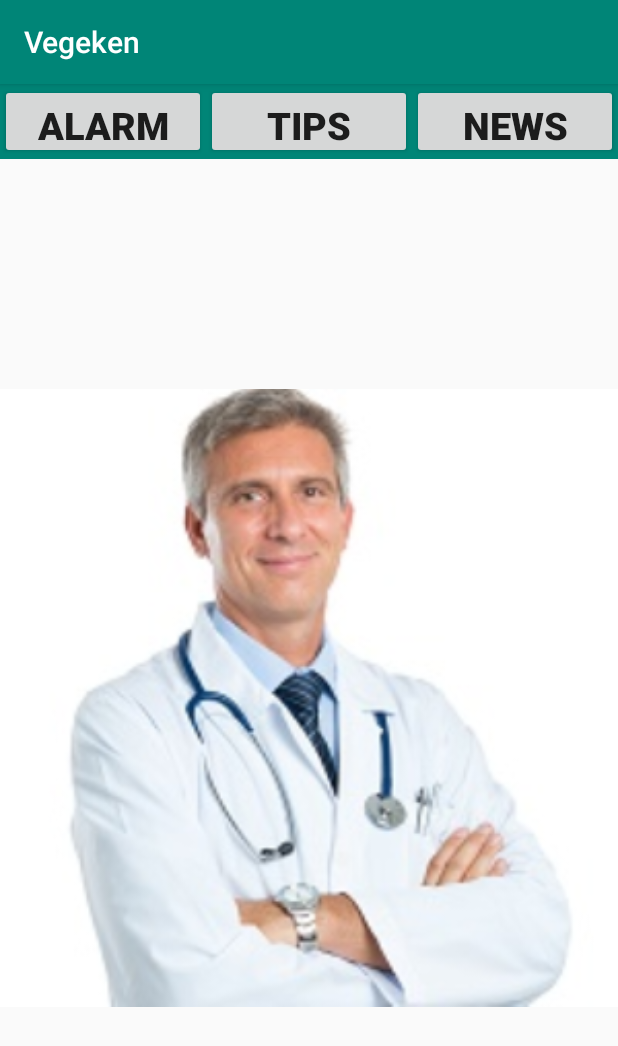
After one commit to ztangaj/Vegeken, an Android app: the Info screen opened directly, with no data from a screen before it, on a phone screen of 412 x 824 dp. The commit adds this screen. Shown: the top 1046 px of the screen. Run offline under Robolectric (Android 15) with nearby library versions, the phone set to English and light mode, and no system bars.

Commit message:
add info and renew map key

```diff
--- a/app/src/debug/res/values/google_maps_api.xml
+++ b/app/src/debug/res/values/google_maps_api.xml
@@ -20,5 +20,5 @@
     Once you have your key (it starts with "AIza"), replace the "google_maps_key"
     string in this file.
     -->
-    <string name="google_maps_key" templateMergeStrategy="preserve" translatable="false">AIzaSyBPQPR1SxHJnVQNHFzhS0xNto4F23Fa6EM</string>
+    <string name="google_maps_key" templateMergeStrategy="preserve" translatable="false">AIzaSyDEBWh-SL0gb0o1D9A1HPRgMSMNSgbZ1EA</string>
 </resources>
--- a/app/src/main/AndroidManifest.xml
+++ b/app/src/main/AndroidManifest.xml
@@ -18,6 +18,10 @@
         android:roundIcon="@mipmap/ic_launcher_round"
         android:supportsRtl="true"
         android:theme="@style/AppTheme">
+		<activity android:name=".Alarm"></activity>
+        <activity android:name=".News" />
+        <activity android:name=".Tips" />
+        <activity android:name=".Info" />
 
         <!--
              The API key for Google Maps-based APIs is defined as a string resource.
--- /dev/null
+++ b/app/src/main/java/com/example/vegeken/Info.java
@@ -0,0 +1,50 @@
+package com.example.vegeken;
+
+import androidx.appcompat.app.AppCompatActivity;
+
+import android.content.Intent;
+import android.os.Bundle;
+import android.view.View;
+import android.widget.TextView;
+
+public class Info extends AppCompatActivity {
+    private TextView tips, news, alarm;
+
+    @Override
+    protected void onCreate(Bundle savedInstanceState) {
+        super.onCreate(savedInstanceState);
+        setContentView(R.layout.activity_info);
+
+        tips =  findViewById(R.id.tips);
+        news =  findViewById(R.id.news);
+        alarm = findViewById(R.id.alarm);
+
+        tips.setOnClickListener(new View.OnClickListener() {
+            @Override
+            public void onClick(View v) {
+                Intent intent = new Intent(Info.this,Tips.class);
+                startActivity(intent);
+            }
+        });
+
+        news.setOnClickListener(new View.OnClickListener() {
+            @Override
+            public void onClick(View v) {
+                Intent intent = new Intent(Info.this, News.class);
+                startActivity(intent);
+            }
+        });
+
+        alarm.setOnClickListener(new View.OnClickListener() {
+            @Override
+            public void onClick(View v) {
+                Intent intent = new Intent(Info.this, Alarm.class);
+                startActivity(intent);
+            }
+        });
+
+    }
+
+
+
+}
--- /dev/null
+++ b/app/src/main/res/layout/activity_info.xml
@@ -0,0 +1,56 @@
+<?xml version="1.0" encoding="utf-8"?>
+<LinearLayout xmlns:android="http://schemas.android.com/apk/res/android"
+    android:layout_width="match_parent"
+    android:layout_height="match_parent"
+    android:orientation="vertical"
+    >
+
+    <LinearLayout
+        android:orientation="horizontal"
+        android:id="@+id/tab_bar"
+        android:layout_width="match_parent"
+        android:layout_height="wrap_content"
+        android:background="?attr/colorPrimary"
+        android:baselineAligned="false" >
+
+
+        <Button
+            android:orientation="horizontal"
+            android:id="@+id/alarm"
+            android:layout_width="0dp"
+            android:layout_weight="1"
+            android:layout_height="50dp"
+            android:layout_gravity="center"
+            android:text="Alarm"
+            android:textSize="25dp"
+            android:textStyle="bold" />
+
+        <Button
+            android:id="@+id/tips"
+            android:layout_width="0dp"
+            android:layout_weight="1"
+            android:layout_height="50dp"
+            android:layout_gravity="center"
+            android:orientation="horizontal"
+            android:text="Tips"
+            android:textSize="25dp"
+            android:textStyle="bold" />
+
+        <Button
+            android:id="@+id/news"
+            android:layout_width="0dp"
+            android:layout_weight="1"
+            android:layout_height="50dp"
+            android:layout_gravity="center"
+            android:orientation="horizontal"
+            android:text="News"
+            android:textSize="25dp"
+            android:textStyle="bold" />
+
+    </LinearLayout>
+    <ImageView
+        android:layout_width="match_parent"
+        android:layout_height="match_parent"
+        android:src = "@drawable/happydoctor"/>
+
+</LinearLayout>
```
Also changed, not shown: app/src/main/java/com/example/vegeken/Alarm.java (added, +14 -0 lines), app/src/main/java/com/example/vegeken/News.java (added, +14 -0 lines), app/src/main/java/com/example/vegeken/Tips.java (added, +14 -0 lines), app/src/main/java/com/example/vegeken/ui/home/HomeFragment.java (+15 -0 lines), app/src/main/res/layout/activity_alarm.xml (added, +14 -0 lines), app/src/main/res/layout/activity_news.xml (added, +14 -0 lines), app/src/main/res/layout/activity_tips.xml (added, +12 -0 lines), app/src/main/res/drawable-v24/d6928782d1c435b14a2a6ca36cc7ce1d.jpg (added), app/src/main/res/drawable-v24/happydoctor.jpg (added), app/src/main/res/drawable-v24/infographic_emotional_health_tips_2.png (added), app/src/main/res/drawable-v24/towards2025_tc.jpg (added).
